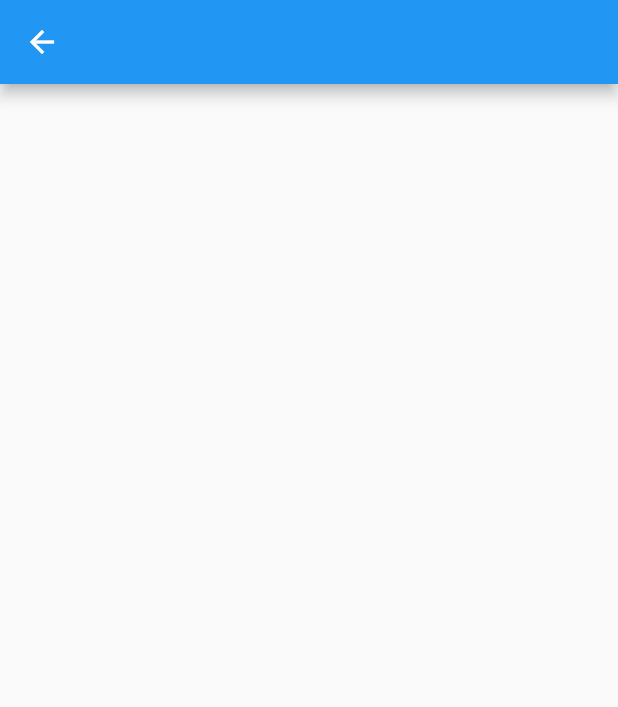
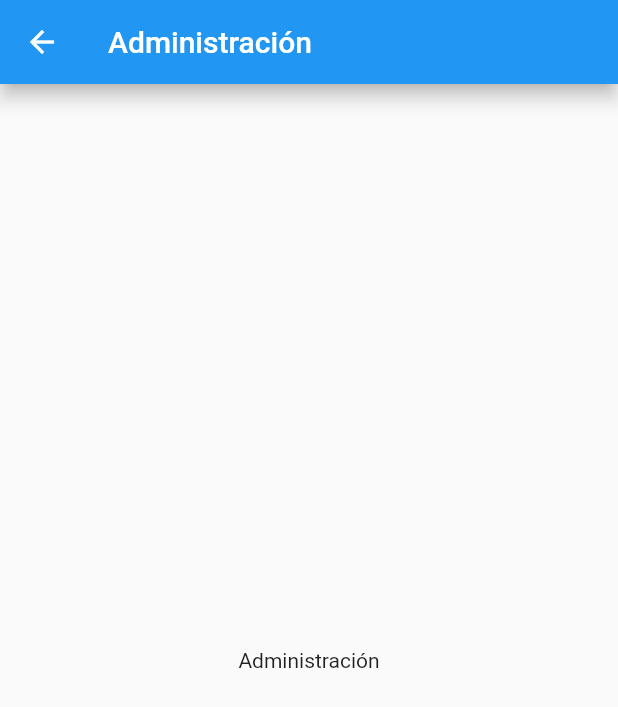
Before and after one commit to marcelomolas/frontend2_sp, a Flutter app: the Administracion screen opened by its route, on a phone screen of 412 x 824 dp. Shown: the top 707 px of the screen. Run offline on Flutter 3.47's test engine with Material 2 defaults, Android fonts, the phone set to English and light mode, and no system bars.

Commit message:
titulo de pagina

```diff
--- a/lib/pages/administracion.dart
+++ b/lib/pages/administracion.dart
@@ -6,7 +6,13 @@ class Administracion extends StatelessWidget {
   @override
   Widget build(BuildContext context) {
     return Scaffold(
-      appBar: AppBar(),
+      appBar: AppBar(
+        title: Text('Administración'),
+        elevation: 5,
+      ),
+      body: Center(
+        child: Text('Administración'),
+      ),
     );
   }
 }
```
